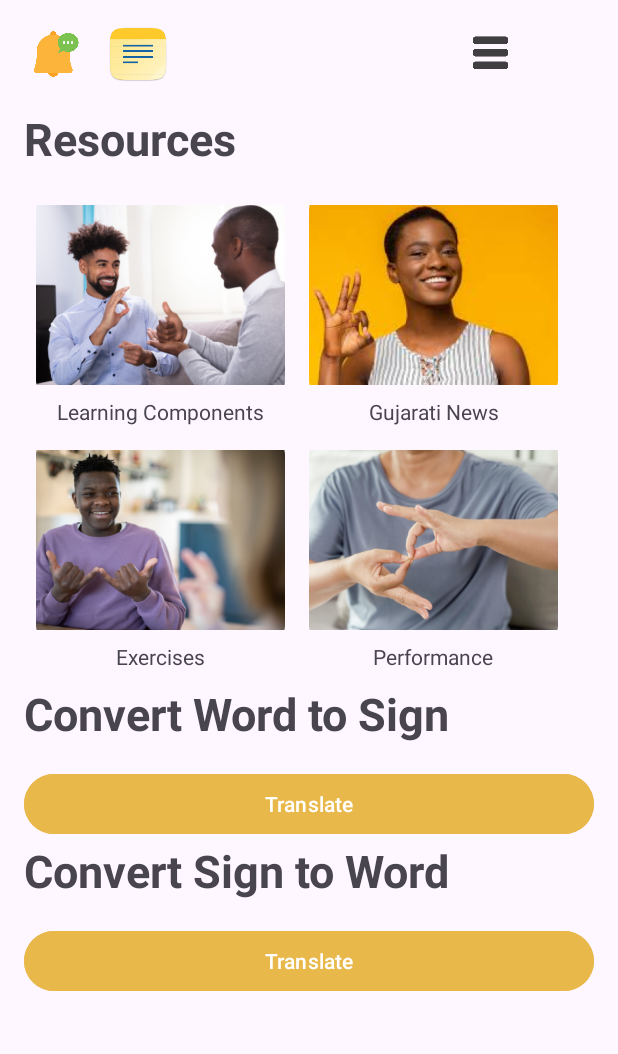
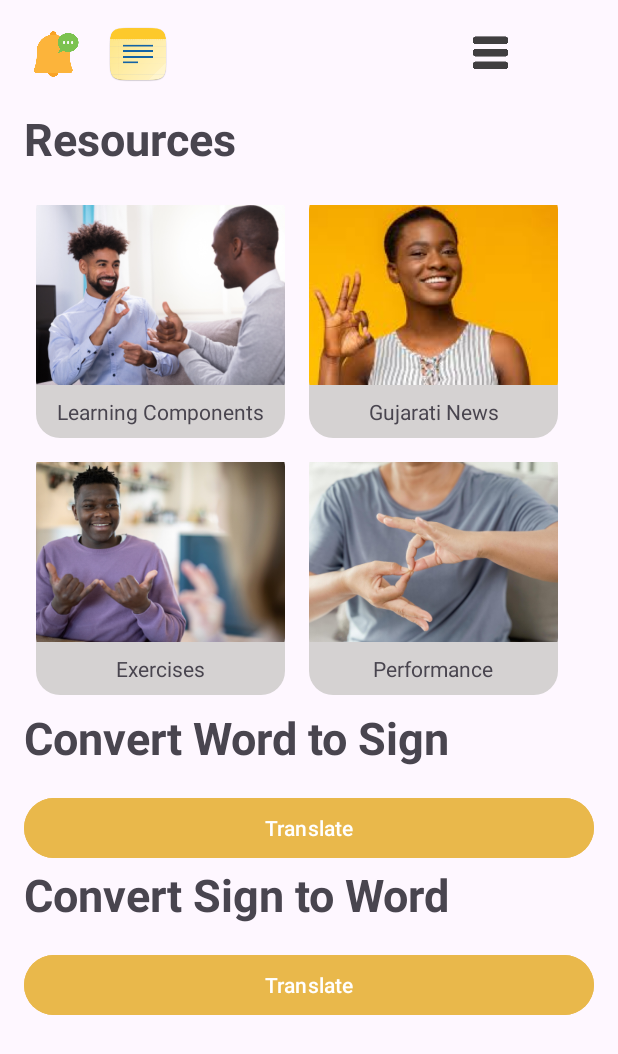
Before and after one commit to Deepraj91/I-Hear-You, an Android app: the StudentActivity screen opened directly, with no data from a screen before it, on a phone screen of 412 x 824 dp. Shown: the top 1054 px of the screen. Run offline under Robolectric (Android 15) with nearby library versions, the phone set to English and light mode, and no system bars.

Commit message:
my 12th comment

```diff
--- a/app/src/main/res/layout/activity_student.xml
+++ b/app/src/main/res/layout/activity_student.xml
@@ -12,19 +12,19 @@
 
         <!-- Section 1: Notification Bell and Notepad -->
         <LinearLayout
-            android:layout_width="wrap_content"
+            android:layout_width="match_parent"
             android:layout_height="wrap_content"
-            android:orientation="horizontal"
+            android:layout_marginBottom="16dp"
             android:gravity="start"
-            android:layout_marginBottom="16dp">
+            android:orientation="horizontal">
 
             <!-- Notification Bell -->
             <ImageView
                 android:id="@+id/notificationBell"
                 android:layout_width="40dp"
                 android:layout_height="40dp"
+                android:layout_marginEnd="16dp"
                 android:contentDescription="Notifications"
-                android:layout_marginEnd="16dp"
                 android:src="@drawable/notification" />
 
             <!-- Notepad -->
@@ -33,24 +33,23 @@
                 android:layout_width="40dp"
                 android:layout_height="40dp"
                 android:contentDescription="Notepad"
-                android:src="@drawable/notepad"
-                />
+                android:src="@drawable/notepad" />
 
             <!-- Menu -->
             <ImageView
                 android:id="@+id/menu"
                 android:layout_width="50dp"
                 android:layout_height="match_parent"
+                android:layout_marginLeft="190dp"
                 android:contentDescription="menu"
-                android:src="@drawable/menu"
-                android:layout_marginLeft="190dp"/>
+                android:src="@drawable/menu" />
 
             <LinearLayout
                 android:layout_width="wrap_content"
                 android:layout_height="wrap_content"
-                android:orientation="horizontal"
+                android:layout_marginBottom="16dp"
                 android:gravity="start"
-                android:layout_marginBottom="16dp">
+                android:orientation="horizontal">
 
 
             </LinearLayout>
@@ -78,6 +77,7 @@
                 android:layout_width="wrap_content"
                 android:layout_height="wrap_content"
                 android:layout_margin="8dp"
+                android:background="@drawable/rounded_background"
                 android:gravity="center"
                 android:orientation="vertical">
 
@@ -93,6 +93,7 @@
                     android:layout_width="wrap_content"
                     android:layout_height="wrap_content"
                     android:layout_marginTop="8dp"
+                    android:layout_marginBottom="8dp"
                     android:gravity="center"
                     android:text="Learning Components"
                     android:textSize="14sp" />
@@ -102,6 +103,7 @@
             <LinearLayout
                 android:layout_width="wrap_content"
                 android:layout_height="wrap_content"
+                android:background="@drawable/rounded_background"
                 android:layout_margin="8dp"
                 android:gravity="center"
                 android:orientation="vertical">
@@ -118,6 +120,7 @@
                     android:layout_width="wrap_content"
                     android:layout_height="wrap_content"
                     android:layout_marginTop="8dp"
+                    android:layout_marginBottom="8dp"
                     android:gravity="center"
                     android:text="Gujarati News"
                     android:textSize="14sp" />
@@ -127,6 +130,7 @@
             <LinearLayout
                 android:layout_width="wrap_content"
                 android:layout_height="wrap_content"
+                android:background="@drawable/rounded_background"
                 android:layout_margin="8dp"
                 android:gravity="center"
                 android:orientation="vertical">
@@ -143,6 +147,7 @@
                     android:layout_width="wrap_content"
                     android:layout_height="wrap_content"
                     android:layout_marginTop="8dp"
+                    android:layout_marginBottom="8dp"
                     android:gravity="center"
                     android:text="Exercises"
                     android:textSize="14sp" />
@@ -152,6 +157,7 @@
             <LinearLayout
                 android:layout_width="wrap_content"
                 android:layout_height="wrap_content"
+                android:background="@drawable/rounded_background"
                 android:layout_margin="8dp"
                 android:gravity="center"
                 android:orientation="vertical">
@@ -168,6 +174,7 @@
                     android:layout_width="wrap_content"
                     android:layout_height="wrap_content"
                     android:layout_marginTop="8dp"
+                    android:layout_marginBottom="8dp"
                     android:gravity="center"
                     android:text="Performance"
                     android:textSize="14sp" />
```
